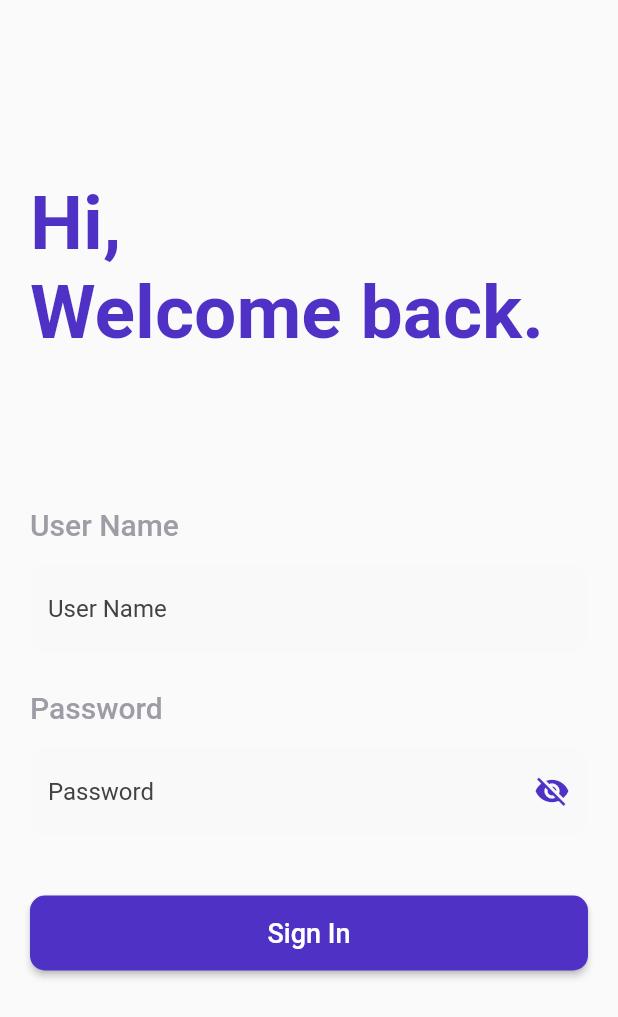
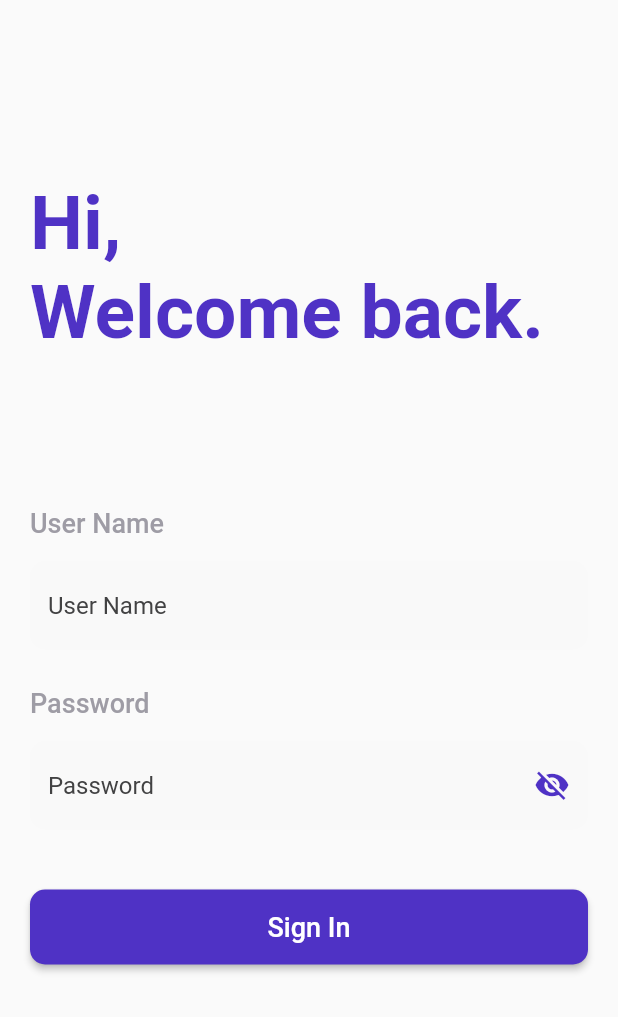
Before and after one commit to josephmaged/Indomie_Login, a Flutter app: the screen it shows after launch, on a phone screen of 412 x 824 dp. Shown: the top 1017 px of the screen. Run offline on Flutter 3.47's test engine with Material 2 defaults, Android fonts, the phone set to English and light mode, and no system bars; our stand-ins replace dio, flutter_bloc.

```diff
--- /dev/null
+++ b/lib/core/util/bloc/app/states.dart
@@ -0,0 +1,9 @@
+abstract class AppStates {}
+
+class AppInitialState extends AppStates{}
+
+class AppChangeObscure extends AppStates{}
+
+class AppLogin extends AppStates{}
+
+class AppGetData extends AppStates{}
--- a/lib/features/login/widget/login_widget.dart
+++ b/lib/features/login/widget/login_widget.dart
@@ -1,36 +1,20 @@
-import 'dart:async';
-import 'dart:convert';
-
-import 'package:dio/dio.dart';
 import 'package:flutter/material.dart';
+import 'package:flutter_bloc/flutter_bloc.dart';
 import 'package:indomie_login/config/const.dart';
-import 'package:indomie_login/core/model/Employee.dart';
+import 'package:indomie_login/core/util/bloc/app/cubit.dart';
+import 'package:indomie_login/core/util/bloc/app/states.dart';
 import 'package:indomie_login/features/home/page/home_page.dart';
 import 'package:indomie_login/features/widgets/reusable_button.dart';
 import 'package:indomie_login/features/widgets/reusable_text.dart';
 import 'package:indomie_login/features/widgets/reusable_textfield.dart';
 import 'package:indomie_login/network/dio_helper.dart';
 
-TextEditingController username = TextEditingController();
-TextEditingController password = TextEditingController();
-bool obscure = true;
-
-class LoginWidget extends StatefulWidget {
+class LoginWidget extends StatelessWidget {
   const LoginWidget({Key? key}) : super(key: key);
 
-  @override
-  State<LoginWidget> createState() => _LoginWidgetState();
-}
-
-List<Employee> parseEmployee(String responseBody) {
-  final parsed = jsonDecode(responseBody).cast<Map<String, dynamic>>();
-
-  return parsed.map<Employee>((json) => Employee.fromJson(json)).toList();
-}
-
-class _LoginWidgetState extends State<LoginWidget> {
-  @override
   Widget build(BuildContext context) {
+    return BlocBuilder<AppBloc, AppStates>(
+      builder: (context, state) {
         return Scaffold(
           body: SingleChildScrollView(
             child: Padding(
@@ -49,7 +33,7 @@ class _LoginWidgetState extends State<LoginWidget> {
                   const ReusableText(text: 'User Name'),
                   const SizedBox(height: 15),
                   ReusableTextField(
-                text: username,
+                    text: AppBloc.get(context).username,
                     hintText: 'User Name',
                     errorText: 'Please Enter User Name',
                     obscure: false,
@@ -58,42 +42,24 @@ class _LoginWidgetState extends State<LoginWidget> {
                   const ReusableText(text: 'Password'),
                   const SizedBox(height: 15),
                   ReusableTextField(
-                text: password,
+                    text: AppBloc.get(context).password,
                     hintText: 'Password',
                     errorText: 'Please Enter Password',
-                obscure: obscure,
+                    obscure: AppBloc.get(context).obscure,
                     icon: IconButton(
-                  icon: obscure == false ? const Icon(Icons.visibility) : const Icon(Icons.visibility_off),
+                      icon: AppBloc.get(context).obscure == false
+                          ? const Icon(Icons.visibility)
+                          : const Icon(Icons.visibility_off),
                       color: kPrimaryColor,
                       onPressed: () {
-                    setState(() {
-                      if (obscure == false) {
-                        obscure = true;
-                      } else {
-                        obscure = false;
-                      }
-                    });
+                        AppBloc.get(context).changeObscure();
                       },
                     ),
                   ),
                   const SizedBox(height: 40),
                   ReusableButton(
                     onPressed: () {
-                  DioHelper.getData(url: "/login?user=${username.text}&password=${password.text}").then((value) => {
-                        if (value.toString().contains('DioErrorType.response'))
-                          {
-                            ScaffoldMessenger.of(context)
-                                .showSnackBar(const SnackBar(content: Text('Username or Password is incorrect')))
-                          }
-                        else if (value != null)
-                          {
-                            ScaffoldMessenger.of(context).showSnackBar(const SnackBar(content: Text('Signing In'))),
-                            DioHelper.getData(url: "/master/?emp_id=100").then((value) => {
-                                  parseEmployee(value.toString()),
-                                }),
-                            Navigator.of(context).pushNamed(HomePage.ID)
-                          }
-                      });
+                      AppBloc.get(context).login(context);
                     },
                     text: 'Sign In',
                     color: kPrimaryColor,
@@ -103,5 +69,7 @@ class _LoginWidgetState extends State<LoginWidget> {
             ),
           ),
         );
+      },
+    );
   }
 }
--- a/lib/features/widgets/reusable_text.dart
+++ b/lib/features/widgets/reusable_text.dart
@@ -14,7 +14,7 @@ class ReusableText extends StatelessWidget {
     return Text(
       text,
       style: const TextStyle(
-        fontSize: 20,
+        fontSize: 18,
         color: kLightBlackColor,
         fontWeight: FontWeight.w500,
       ),
--- a/lib/features/widgets/reusable_tile.dart
+++ b/lib/features/widgets/reusable_tile.dart
@@ -23,7 +23,7 @@ class ReusableTile extends StatelessWidget {
         child: Text(
           string!,
           style: const TextStyle(
-            fontSize: 20,
+            fontSize: 14,
             color: kDarkBlackColor,
             fontWeight: FontWeight.w500,
           ),
--- a/lib/main.dart
+++ b/lib/main.dart
@@ -1,4 +1,6 @@
 import 'package:flutter/material.dart';
+import 'package:flutter_bloc/flutter_bloc.dart';
+import 'package:indomie_login/core/util/bloc/app/cubit.dart';
 import 'package:indomie_login/features/home/page/home_page.dart';
 import 'package:indomie_login/features/login/page/login_screen.dart';
 import 'package:indomie_login/network/dio_helper.dart';
@@ -15,7 +17,9 @@ class MyApp extends StatelessWidget {
   // This widget is the root of your application.
   @override
   Widget build(BuildContext context) {
-    return MaterialApp(
+    return BlocProvider(
+      create: (context) => AppBloc(),
+      child: MaterialApp(
         title: 'Employee',
         theme: ThemeData(
           primarySwatch: Colors.blue,
@@ -25,6 +29,7 @@ class MyApp extends StatelessWidget {
           HomePage.ID: (context) => const HomePage(),
         },
         home: const LoginScreen(),
+      ),
     );
   }
 }
--- a/lib/network/dio_helper.dart
+++ b/lib/network/dio_helper.dart
@@ -12,7 +12,7 @@ class DioHelper {
         headers: {'Content-Type': 'Application/json', 'Accept': '*/*'}));
   }
 
-  static Future getData({required String url, Map<String, dynamic>? query, bool isAuthentication = false}) async {
+  static Future getData({required String url, Map<String, dynamic>? query}) async {
 
     Response? res;
     try {
--- a/pubspec.yaml
+++ b/pubspec.yaml
@@ -31,6 +31,8 @@ dependencies:
     sdk: flutter
 
   dio: ^4.0.6
+  flutter_bloc: ^8.0.1
+
 
   # The following adds the Cupertino Icons font to your application.
   # Use with the CupertinoIcons class for iOS style icons.
```
Also changed, not shown: lib/config/const.dart (+21 -0 lines), lib/core/model/Employee.dart (+10 -8 lines), lib/core/util/bloc/app/cubit.dart (added, +57 -0 lines), lib/features/home/widget/home_widget.dart (+29 -29 lines), pubspec.lock. Lines whose indentation alone changed are shown as unchanged.
